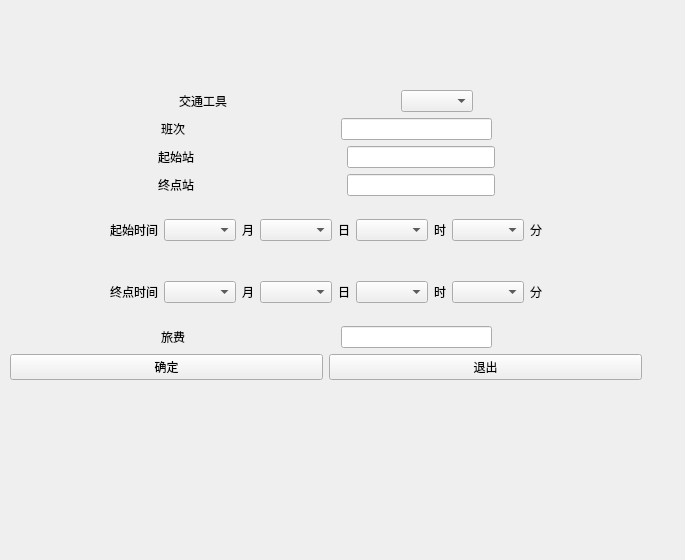
Qt form pathmodify.ui (lmandsm/Traffic-Management) before a commit.
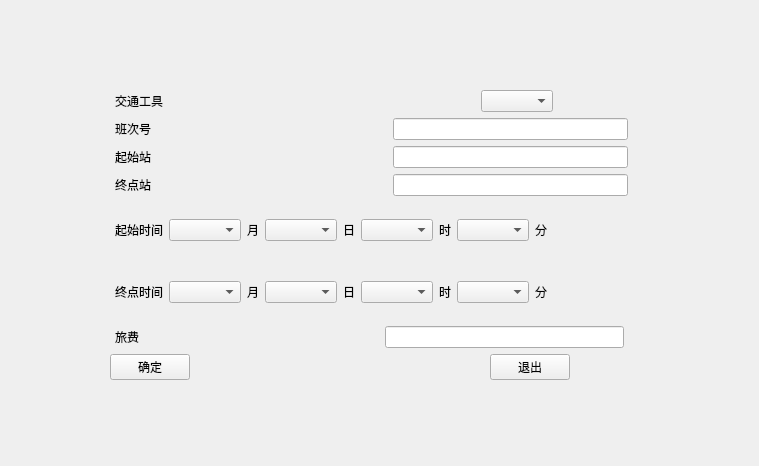
The same form after that commit.

The edit to the form file:
```diff
--- a/pathmodify.ui
+++ b/pathmodify.ui
@@ -6,19 +6,19 @@
    <rect>
     <x>0</x>
     <y>0</y>
-    <width>685</width>
-    <height>560</height>
+    <width>759</width>
+    <height>466</height>
    </rect>
   </property>
   <property name="windowTitle">
    <string>Form</string>
   </property>
-  <widget class="QWidget" name="">
+  <widget class="QWidget" name="layoutWidget">
    <property name="geometry">
     <rect>
-     <x>10</x>
+     <x>-10</x>
      <y>90</y>
-     <width>632</width>
+     <width>874</width>
      <height>290</height>
     </rect>
    </property>
@@ -32,9 +32,12 @@
           <property name="orientation">
            <enum>Qt::Horizontal</enum>
           </property>
+          <property name="sizeType">
+           <enum>QSizePolicy::Fixed</enum>
+          </property>
           <property name="sizeHint" stdset="0">
            <size>
-            <width>40</width>
+            <width>125</width>
             <height>20</height>
            </size>
           </property>
@@ -85,9 +88,12 @@
           <property name="orientation">
            <enum>Qt::Horizontal</enum>
           </property>
+          <property name="sizeType">
+           <enum>QSizePolicy::Fixed</enum>
+          </property>
           <property name="sizeHint" stdset="0">
            <size>
-            <width>40</width>
+            <width>125</width>
             <height>20</height>
            </size>
           </property>
@@ -96,7 +102,7 @@
         <item>
          <widget class="QLabel" name="order_label_2">
           <property name="text">
-           <string>班次</string>
+           <string>班次号</string>
           </property>
          </widget>
         </item>
@@ -138,9 +144,12 @@
           <property name="orientation">
            <enum>Qt::Horizontal</enum>
           </property>
+          <property name="sizeType">
+           <enum>QSizePolicy::Fixed</enum>
+          </property>
           <property name="sizeHint" stdset="0">
            <size>
-            <width>40</width>
+            <width>125</width>
             <height>20</height>
            </size>
           </property>
@@ -191,9 +200,12 @@
           <property name="orientation">
            <enum>Qt::Horizontal</enum>
           </property>
+          <property name="sizeType">
+           <enum>QSizePolicy::Fixed</enum>
+          </property>
           <property name="sizeHint" stdset="0">
            <size>
-            <width>40</width>
+            <width>125</width>
             <height>20</height>
            </size>
           </property>
@@ -244,9 +256,12 @@
           <property name="orientation">
            <enum>Qt::Horizontal</enum>
           </property>
+          <property name="sizeType">
+           <enum>QSizePolicy::Fixed</enum>
+          </property>
           <property name="sizeHint" stdset="0">
            <size>
-            <width>40</width>
+            <width>125</width>
             <height>20</height>
            </size>
           </property>
@@ -321,9 +336,12 @@
           <property name="orientation">
            <enum>Qt::Horizontal</enum>
           </property>
+          <property name="sizeType">
+           <enum>QSizePolicy::Fixed</enum>
+          </property>
           <property name="sizeHint" stdset="0">
            <size>
-            <width>40</width>
+            <width>125</width>
             <height>20</height>
            </size>
           </property>
@@ -398,9 +416,12 @@
           <property name="orientation">
            <enum>Qt::Horizontal</enum>
           </property>
+          <property name="sizeType">
+           <enum>QSizePolicy::Fixed</enum>
+          </property>
           <property name="sizeHint" stdset="0">
            <size>
-            <width>40</width>
+            <width>125</width>
             <height>20</height>
            </size>
           </property>
@@ -448,6 +469,22 @@
     </item>
     <item>
      <layout class="QHBoxLayout" name="horizontalLayout_16">
+      <item>
+       <spacer name="horizontalSpacer">
+        <property name="orientation">
+         <enum>Qt::Horizontal</enum>
+        </property>
+        <property name="sizeType">
+         <enum>QSizePolicy::Fixed</enum>
+        </property>
+        <property name="sizeHint" stdset="0">
+         <size>
+          <width>120</width>
+          <height>20</height>
+         </size>
+        </property>
+       </spacer>
+      </item>
       <item>
        <widget class="QPushButton" name="PathMdy_Confirm_pushButton">
         <property name="text">
@@ -455,6 +492,19 @@
         </property>
        </widget>
       </item>
+      <item>
+       <spacer name="horizontalSpacer_3">
+        <property name="orientation">
+         <enum>Qt::Horizontal</enum>
+        </property>
+        <property name="sizeHint" stdset="0">
+         <size>
+          <width>40</width>
+          <height>20</height>
+         </size>
+        </property>
+       </spacer>
+      </item>
       <item>
        <widget class="QPushButton" name="PathMdy_Exit_pushButton">
         <property name="text">
@@ -462,6 +512,19 @@
         </property>
        </widget>
       </item>
+      <item>
+       <spacer name="horizontalSpacer_2">
+        <property name="orientation">
+         <enum>Qt::Horizontal</enum>
+        </property>
+        <property name="sizeHint" stdset="0">
+         <size>
+          <width>40</width>
+          <height>20</height>
+         </size>
+        </property>
+       </spacer>
+      </item>
      </layout>
     </item>
    </layout>
```
